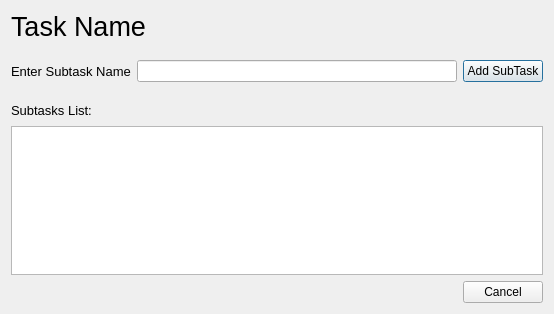
The window that ui/subtasks.ui (VicMbugua/TaskManagementSystem) describes before a commit, drawn with Qt 5.
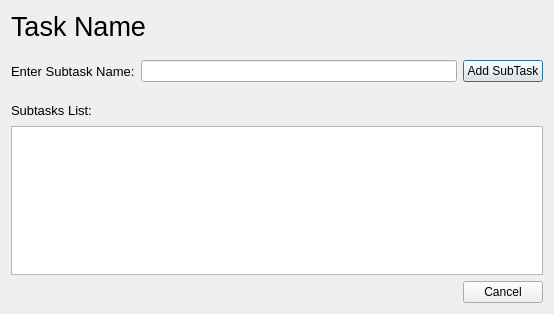
The same window after the commit.

```diff
--- a/ui/subtasks.ui
+++ b/ui/subtasks.ui
@@ -74,7 +74,7 @@
         </font>
        </property>
        <property name="text">
-        <string>Enter Subtask Name</string>
+        <string>Enter Subtask Name:</string>
        </property>
       </widget>
      </item>
```
Left out of the diff: 40 changed lines with no effect on the pictures.
